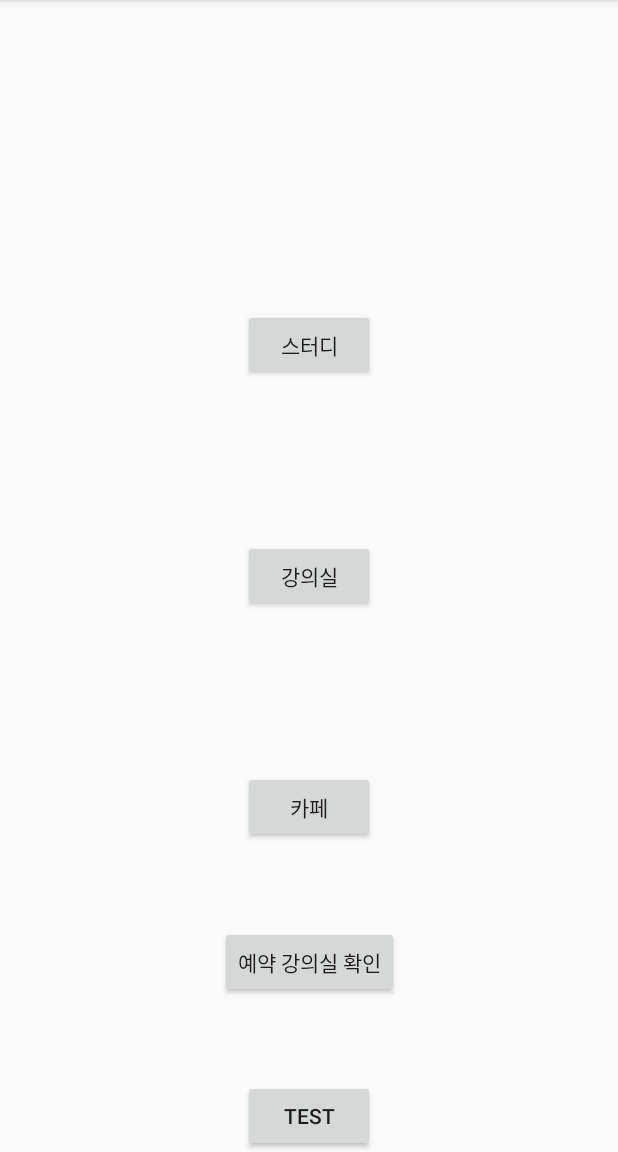
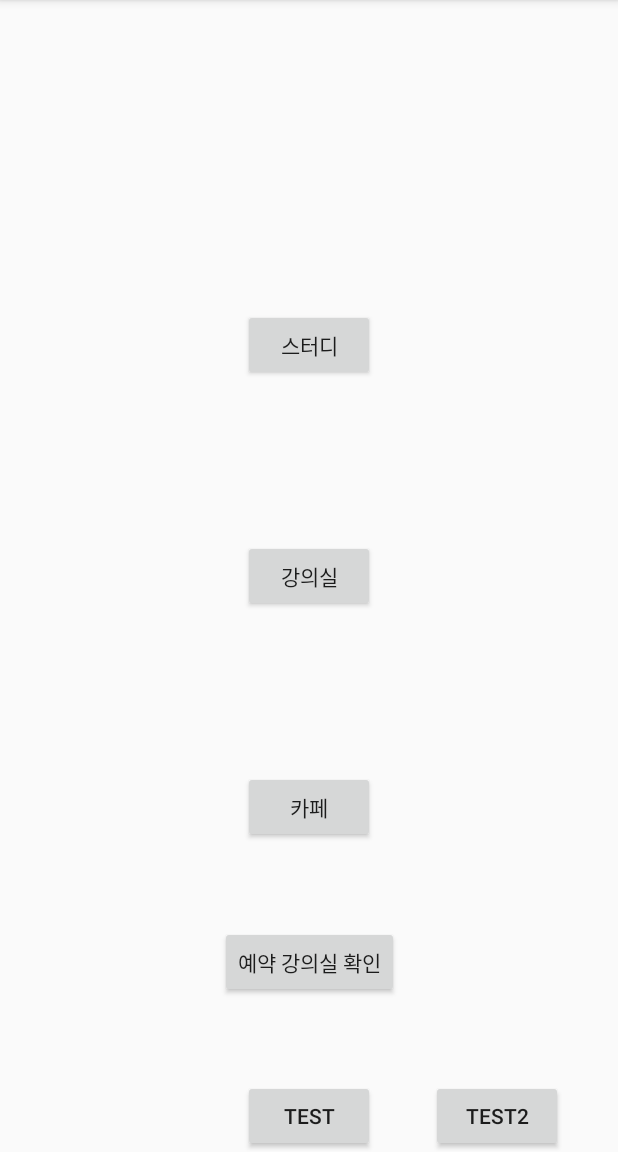
Before and after one commit to ajou-gemstone/10jo, an Android app: the MainActivity screen opened directly, with no data from a screen before it, on a phone screen of 412 x 824 dp, the part 84-1236 px from its top. Run offline under Robolectric (Android 15) with nearby library versions, the phone set to English and light mode, and no system bars.

Commit message:
pull 전 commit

```diff
--- a/CapstoneDesignAndroidProject/app/src/main/java/com/example/capstonedesignandroid/MainActivity.java
+++ b/CapstoneDesignAndroidProject/app/src/main/java/com/example/capstonedesignandroid/MainActivity.java
@@ -13,6 +13,7 @@ public class MainActivity extends AppCompatActivity implements View.OnClickListe
     private Button CafeMapActivityButton;
     private Button testActivity;
     private Button LectureroomCheckActivityButton;
+    private Button test2Button;
 
     @Override
     protected void onCreate(Bundle savedInstanceState) {
@@ -24,12 +25,14 @@ public class MainActivity extends AppCompatActivity implements View.OnClickListe
         CafeMapActivityButton = findViewById(R.id.CafeMapActivityButton);
         testActivity = findViewById(R.id.testButton);
         LectureroomCheckActivityButton = findViewById(R.id.LectureroomCheckActivityButton);
+        test2Button = findViewById(R.id.test2Button);
 
         StudyBulletinBoardActivityButton.setOnClickListener(this);
         LectureroomReservationActivityButton.setOnClickListener(this);
         CafeMapActivityButton.setOnClickListener(this);
         testActivity.setOnClickListener(this);
         LectureroomCheckActivityButton.setOnClickListener(this);
+        test2Button.setOnClickListener(this);
 
 //        Log.d("asdf", ""+ getSigneture(this));
     }
@@ -57,6 +60,10 @@ public class MainActivity extends AppCompatActivity implements View.OnClickListe
                 break;
             case R.id.LectureroomCheckActivityButton:
                 activityintent = new Intent(this, LectureroomCheckActivity.class);
+                startActivity(activityintent);
+                break;
+            case R.id.test2Button:
+                activityintent = new Intent(this, test2Activity.class);
                 startActivity(activityintent);
                 break;
         }
--- a/CapstoneDesignAndroidProject/app/src/main/res/layout/activity_main.xml
+++ b/CapstoneDesignAndroidProject/app/src/main/res/layout/activity_main.xml
@@ -57,5 +57,14 @@
         app:layout_constraintBottom_toTopOf="@+id/testButton"
         app:layout_constraintTop_toBottomOf="@+id/CafeMapActivityButton" />
 
+    <Button
+        android:id="@+id/test2Button"
+        android:layout_width="wrap_content"
+        android:layout_height="wrap_content"
+        android:text="test2"
+        app:layout_constraintBottom_toBottomOf="parent"
+        app:layout_constraintEnd_toEndOf="parent"
+        app:layout_constraintStart_toEndOf="@+id/testButton" />
+
 
 </androidx.constraintlayout.widget.ConstraintLayout>
```
Also changed, not shown: CapstoneDesignAndroidProject/app/src/main/AndroidManifest.xml (+8 -6 lines), CapstoneDesignAndroidProject/app/src/main/java/com/example/capstonedesignandroid/DTO/Dummy.java (added, +28 -0 lines), CapstoneDesignAndroidProject/app/src/main/java/com/example/capstonedesignandroid/GetService.java (added, +13 -0 lines), CapstoneDesignAndroidProject/app/src/main/java/com/example/capstonedesignandroid/test2Activity.java (added, +55 -0 lines), CapstoneDesignAndroidProject/app/src/main/res/layout/activity_test2.xml (added, +9 -0 lines).
